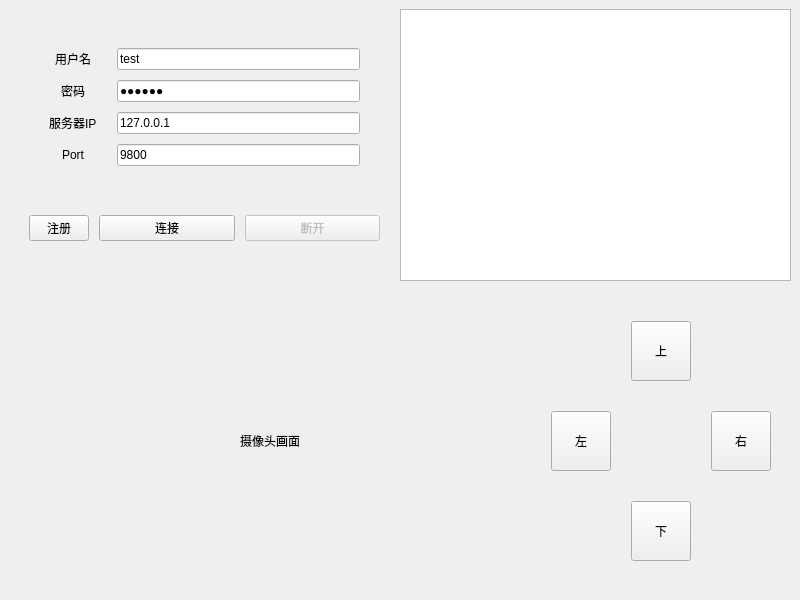
XienX/CameraClient, file clientWindow.ui: the form before one commit.
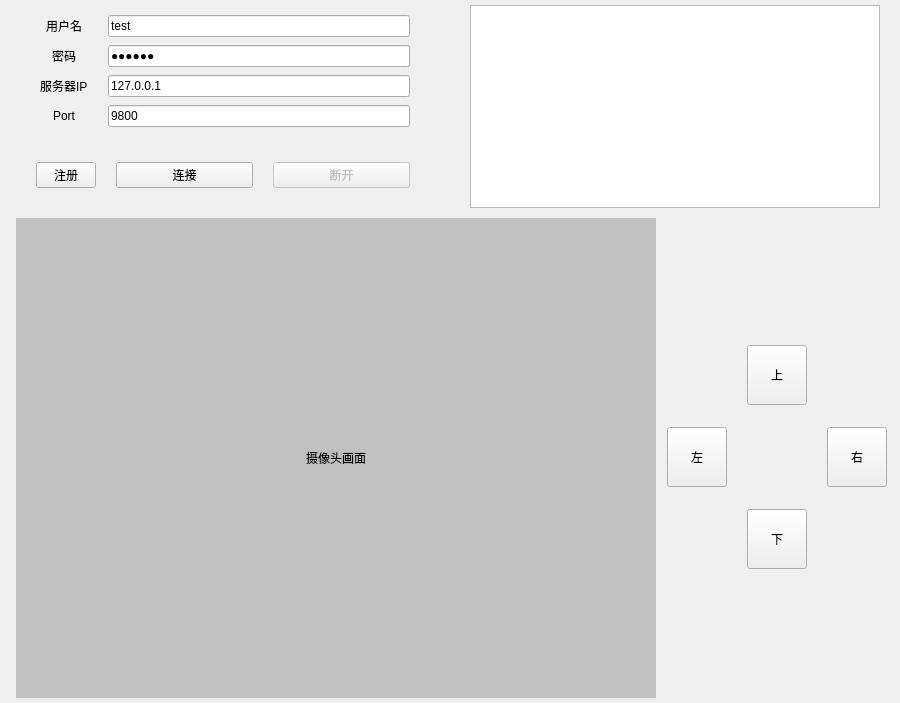
The form after the commit.

```diff
--- a/clientWindow.ui
+++ b/clientWindow.ui
@@ -6,8 +6,8 @@
    <rect>
     <x>0</x>
     <y>0</y>
-    <width>800</width>
-    <height>600</height>
+    <width>900</width>
+    <height>703</height>
    </rect>
   </property>
   <property name="sizePolicy">
@@ -39,8 +39,26 @@
     <enum>Qt::LeftToRight</enum>
    </property>
    <layout class="QGridLayout" name="gridLayout_2">
+    <property name="sizeConstraint">
+     <enum>QLayout::SetMinimumSize</enum>
+    </property>
+    <property name="leftMargin">
+     <number>0</number>
+    </property>
+    <property name="topMargin">
+     <number>0</number>
+    </property>
+    <property name="rightMargin">
+     <number>0</number>
+    </property>
+    <property name="bottomMargin">
+     <number>0</number>
+    </property>
+    <property name="spacing">
+     <number>0</number>
+    </property>
     <item row="0" column="0">
-     <layout class="QVBoxLayout" name="verticalLayout" stretch="1,1">
+     <layout class="QVBoxLayout" name="verticalLayout" stretch="0,0">
       <property name="spacing">
        <number>0</number>
       </property>
@@ -62,25 +80,34 @@
       <item>
        <layout class="QHBoxLayout" name="horizontalLayout_2">
         <property name="spacing">
-         <number>0</number>
+         <number>40</number>
         </property>
         <property name="sizeConstraint">
-         <enum>QLayout::SetDefaultConstraint</enum>
+         <enum>QLayout::SetNoConstraint</enum>
+        </property>
+        <property name="leftMargin">
+         <number>20</number>
+        </property>
+        <property name="topMargin">
+         <number>5</number>
         </property>
         <property name="rightMargin">
-         <number>0</number>
+         <number>20</number>
         </property>
         <property name="bottomMargin">
-         <number>10</number>
+         <number>5</number>
         </property>
         <item>
-         <layout class="QVBoxLayout" name="verticalLayout_2" stretch="5,3">
+         <layout class="QVBoxLayout" name="verticalLayout_2" stretch="0,0">
           <property name="spacing">
            <number>0</number>
           </property>
           <property name="sizeConstraint">
            <enum>QLayout::SetDefaultConstraint</enum>
           </property>
+          <property name="topMargin">
+           <number>0</number>
+          </property>
           <property name="rightMargin">
            <number>0</number>
           </property>
@@ -96,22 +123,22 @@
              <set>Qt::AlignCenter</set>
             </property>
             <property name="formAlignment">
-             <set>Qt::AlignCenter</set>
+             <set>Qt::AlignHCenter|Qt::AlignTop</set>
             </property>
             <property name="horizontalSpacing">
              <number>20</number>
             </property>
             <property name="verticalSpacing">
-             <number>10</number>
+             <number>8</number>
             </property>
             <property name="leftMargin">
-             <number>40</number>
+             <number>20</number>
             </property>
             <property name="topMargin">
-             <number>0</number>
+             <number>10</number>
             </property>
             <property name="rightMargin">
-             <number>40</number>
+             <number>20</number>
             </property>
             <property name="bottomMargin">
              <number>0</number>
@@ -183,22 +210,22 @@
           <item>
            <layout class="QHBoxLayout" name="horizontalLayout_3" stretch="0,0,0">
             <property name="spacing">
-             <number>10</number>
+             <number>20</number>
             </property>
             <property name="sizeConstraint">
              <enum>QLayout::SetDefaultConstraint</enum>
             </property>
             <property name="leftMargin">
-             <number>20</number>
+             <number>16</number>
             </property>
             <property name="topMargin">
-             <number>10</number>
+             <number>0</number>
             </property>
             <property name="rightMargin">
              <number>20</number>
             </property>
             <property name="bottomMargin">
-             <number>40</number>
+             <number>20</number>
             </property>
             <item>
              <widget class="QPushButton" name="registerButton">
@@ -257,6 +284,18 @@
           <property name="enabled">
            <bool>true</bool>
           </property>
+          <property name="sizePolicy">
+           <sizepolicy hsizetype="Expanding" vsizetype="Preferred">
+            <horstretch>0</horstretch>
+            <verstretch>0</verstretch>
+           </sizepolicy>
+          </property>
+          <property name="minimumSize">
+           <size>
+            <width>300</width>
+            <height>200</height>
+           </size>
+          </property>
          </widget>
         </item>
        </layout>
@@ -266,6 +305,15 @@
         <property name="spacing">
          <number>0</number>
         </property>
+        <property name="leftMargin">
+         <number>10</number>
+        </property>
+        <property name="topMargin">
+         <number>5</number>
+        </property>
+        <property name="bottomMargin">
+         <number>5</number>
+        </property>
         <item>
          <widget class="QLabel" name="cameraLabel">
           <property name="sizePolicy">
@@ -276,13 +324,31 @@
           </property>
           <property name="minimumSize">
            <size>
-            <width>400</width>
-            <height>300</height>
+            <width>640</width>
+            <height>480</height>
            </size>
           </property>
+          <property name="maximumSize">
+           <size>
+            <width>640</width>
+            <height>480</height>
+           </size>
+          </property>
+          <property name="mouseTracking">
+           <bool>false</bool>
+          </property>
+          <property name="contextMenuPolicy">
+           <enum>Qt::DefaultContextMenu</enum>
+          </property>
           <property name="layoutDirection">
            <enum>Qt::LeftToRight</enum>
           </property>
+          <property name="autoFillBackground">
+           <bool>false</bool>
+          </property>
+          <property name="styleSheet">
+           <string notr="true">QLabel{background:#C0C0C0;}</string>
+          </property>
           <property name="text">
            <string>摄像头画面</string>
           </property>
@@ -297,16 +363,16 @@
            <enum>QLayout::SetDefaultConstraint</enum>
           </property>
           <property name="leftMargin">
-           <number>20</number>
+           <number>5</number>
           </property>
           <property name="topMargin">
-           <number>20</number>
+           <number>125</number>
           </property>
           <property name="rightMargin">
-           <number>20</number>
+           <number>5</number>
           </property>
           <property name="bottomMargin">
-           <number>20</number>
+           <number>125</number>
           </property>
           <property name="spacing">
            <number>20</number>
```
